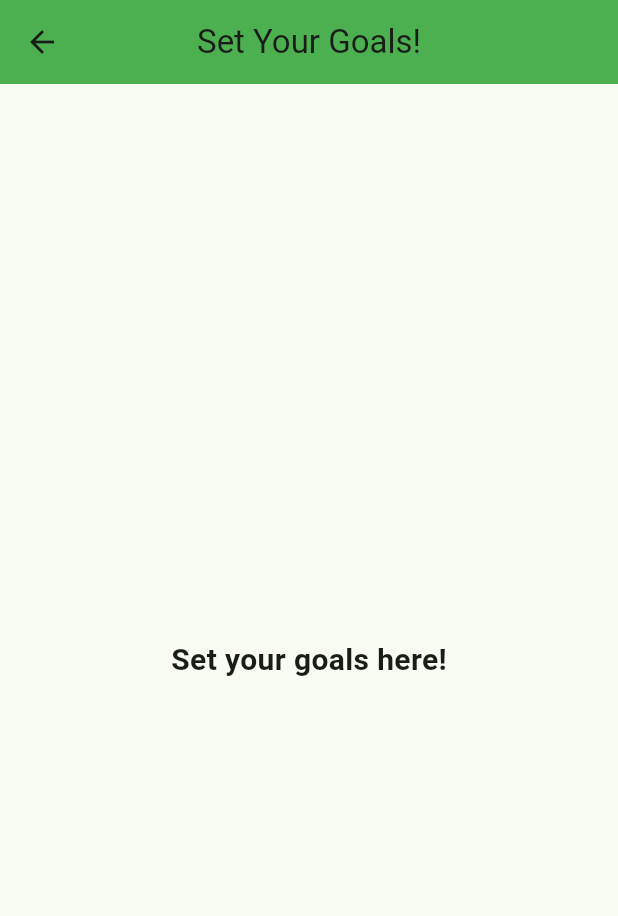
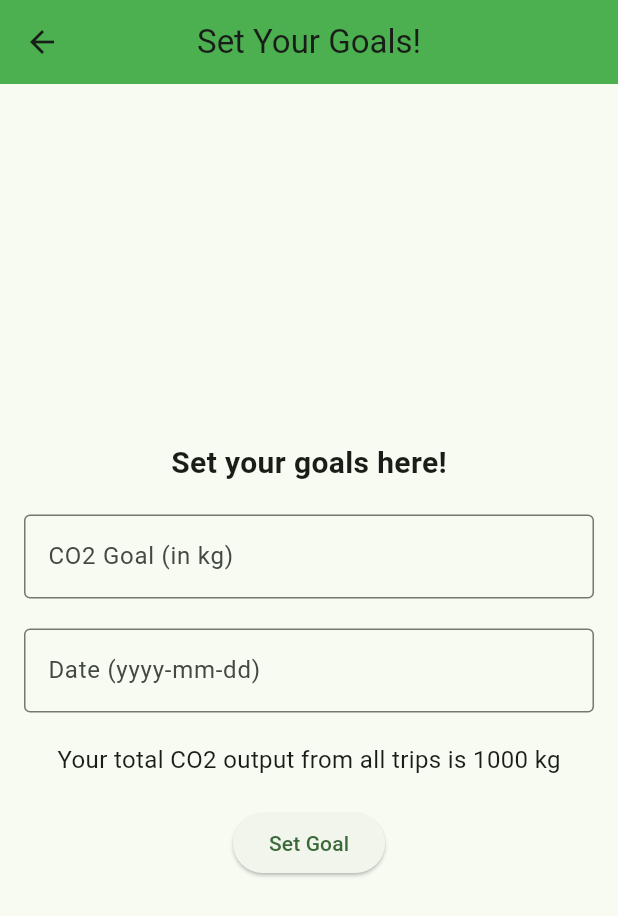
Before and after one commit to perujuice/carbon-footprint-tracker, a Flutter app: the GoalPage screen opened directly, on a phone screen of 412 x 824 dp. Shown: the top 916 px of the screen. Run offline on Flutter 3.47's test engine with Material 3 defaults, Android fonts, the phone set to English and light mode, and no system bars; our stand-ins replace flutter_calendar_carousel, flutter_typeahead.

Commit message:
feat: Simple goal page layout

```diff
--- a/carbon_tracker/lib/pages/goal_page.dart
+++ b/carbon_tracker/lib/pages/goal_page.dart
@@ -2,13 +2,18 @@ import 'package:flutter/material.dart';
 
 class GoalPage extends StatefulWidget {
   const GoalPage({super.key});
-
 
   @override
   State<GoalPage> createState() => _GoalPageState();
 }
 
 class _GoalPageState extends State<GoalPage> {
+  final _goalController = TextEditingController();
+  final _dateController = TextEditingController();
+
+  // Replace this with the actual total CO2 output from the database.
+  final _totalCO2Output = 1000;
+
   @override
   Widget build(BuildContext context) {
     return Scaffold(
@@ -18,18 +23,52 @@ class _GoalPageState extends State<GoalPage> {
         elevation: 0.0,
         centerTitle: true,
       ),
-      body: const Center(
+      body: Center(
+        child: Padding(
+          padding: const EdgeInsets.all(16.0),
           child: Column(
             mainAxisAlignment: MainAxisAlignment.center,
             children: <Widget>[
-            Text(
+              const Text(
                 'Set your goals here!',
                 style: TextStyle(
                   fontSize: 20,
                   fontWeight: FontWeight.bold,
                 ),
               ),
+              const SizedBox(height: 20),
+              TextFormField(
+                controller: _goalController,
+                decoration: const InputDecoration(
+                  labelText: 'CO2 Goal (in kg)',
+                  border: OutlineInputBorder(),
+                ),
+                keyboardType: TextInputType.number,
+              ),
+              const SizedBox(height: 20),
+              TextFormField(
+                controller: _dateController,
+                decoration: const InputDecoration(
+                  labelText: 'Date (yyyy-mm-dd)',
+                  border: OutlineInputBorder(),
+                ),
+              ),
+              const SizedBox(height: 20),
+              Text(
+                'Your total CO2 output from all trips is $_totalCO2Output kg',
+                style: const TextStyle(
+                  fontSize: 16,
+                ),
+              ),
+              const SizedBox(height: 20),
+              ElevatedButton(
+                onPressed: () {
+                  // Process data.
+                },
+                child: const Text('Set Goal'),
+              ),
             ],
+          ),
         ),
       ),
     );
```
Also changed, not shown: carbon_tracker/lib/pages/welcome_page.dart (+18 -3 lines). Lines whose indentation alone changed are shown as unchanged.
